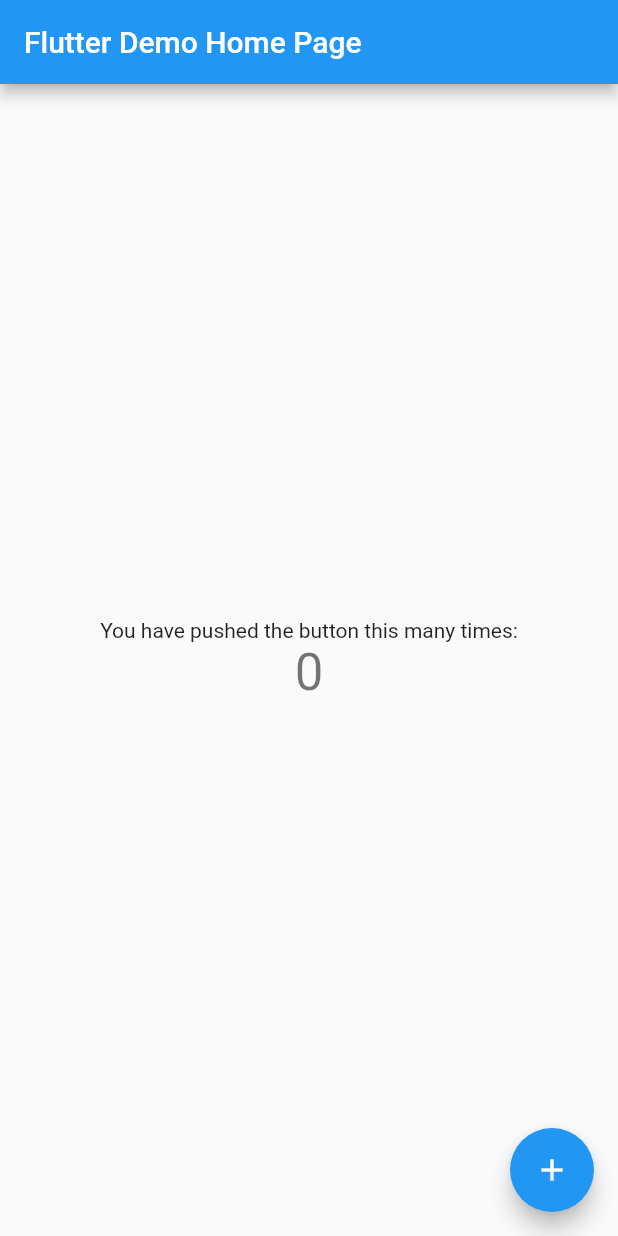
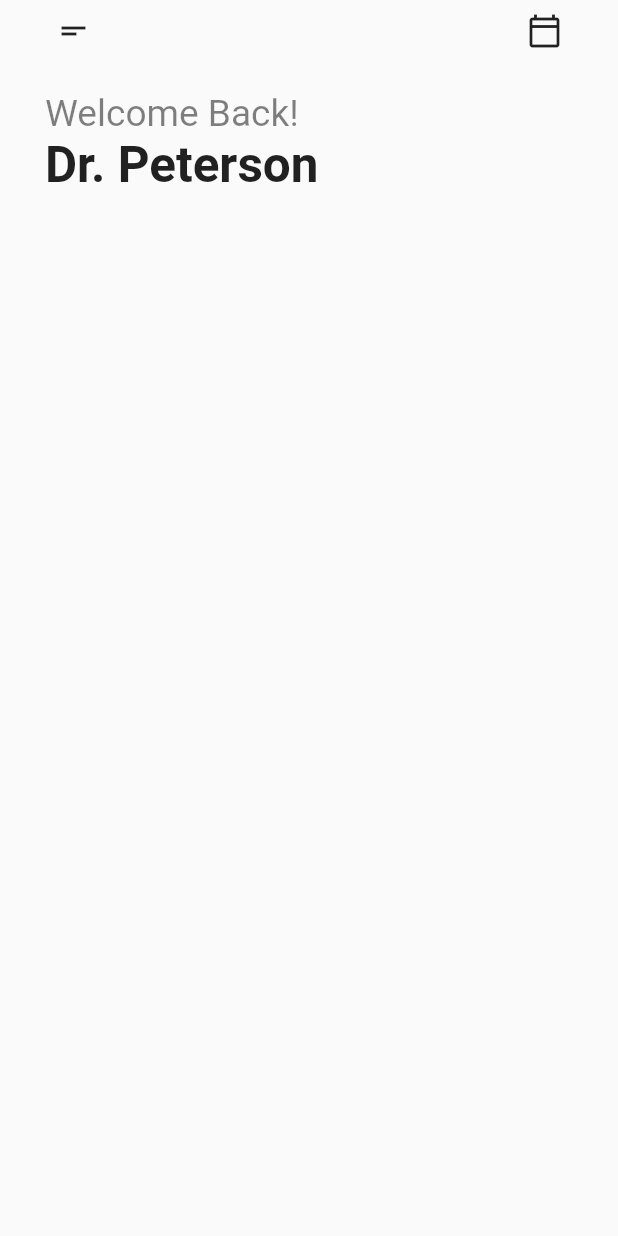
Before and after one commit to crpo10/ui-appointments, a Flutter app: the screen it shows after launch, on a phone screen of 412 x 824 dp. Run offline on Flutter 3.47's test engine with Material 2 defaults, Android fonts, the phone set to English and light mode, and no system bars.

Commit message:
Home 30%

```diff
--- a/analysis_options.yaml
+++ b/analysis_options.yaml
@@ -7,7 +7,7 @@
 
 # The following line activates a set of recommended lints for Flutter apps,
 # packages, and plugins designed to encourage good coding practices.
-include: package:flutter_lints/flutter.yaml
+# include: package:flutter_lints/flutter.yaml
 
 linter:
   # The lint rules applied to this project can be customized in the
--- a/lib/main.dart
+++ b/lib/main.dart
@@ -1,115 +1,22 @@
+import 'package:appoimentapp/src/pages/home_page.dart';
+import 'package:appoimentapp/src/utils/colors.dart';
 import 'package:flutter/material.dart';
 
-void main() {
-  runApp(const MyApp());
-}
+void main() => runApp(MyApp());
 
+@immutable
 class MyApp extends StatelessWidget {
-  const MyApp({Key? key}) : super(key: key);
-
-  // This widget is the root of your application.
+  MyApp({Key? key}) : super(key: key);
   @override
   Widget build(BuildContext context) {
+    final ThemeData themeData = ThemeData();
     return MaterialApp(
-      title: 'Flutter Demo',
-      theme: ThemeData(
-        // This is the theme of your application.
-        //
-        // Try running your application with "flutter run". You'll see the
-        // application has a blue toolbar. Then, without quitting the app, try
-        // changing the primarySwatch below to Colors.green and then invoke
-        // "hot reload" (press "r" in the console where you ran "flutter run",
-        // or simply save your changes to "hot reload" in a Flutter IDE).
-        // Notice that the counter didn't reset back to zero; the application
-        // is not restarted.
-        primarySwatch: Colors.blue,
+      debugShowCheckedModeBanner: false,
+      title: 'Material App',
+      home: HomePage(),
+      theme: themeData.copyWith(
+        scaffoldBackgroundColor: CustomColors.white,
       ),
-      home: const MyHomePage(title: 'Flutter Demo Home Page'),
     );
   }
 }
-
-class MyHomePage extends StatefulWidget {
-  const MyHomePage({Key? key, required this.title}) : super(key: key);
-
-  // This widget is the home page of your application. It is stateful, meaning
-  // that it has a State object (defined below) that contains fields that affect
-  // how it looks.
-
-  // This class is the configuration for the state. It holds the values (in this
-  // case the title) provided by the parent (in this case the App widget) and
-  // used by the build method of the State. Fields in a Widget subclass are
-  // always marked "final".
-
-  final String title;
-
-  @override
-  State<MyHomePage> createState() => _MyHomePageState();
-}
-
-class _MyHomePageState extends State<MyHomePage> {
-  int _counter = 0;
-
-  void _incrementCounter() {
-    setState(() {
-      // This call to setState tells the Flutter framework that something has
-      // changed in this State, which causes it to rerun the build method below
-      // so that the display can reflect the updated values. If we changed
-      // _counter without calling setState(), then the build method would not be
-      // called again, and so nothing would appear to happen.
-      _counter++;
-    });
-  }
-
-  @override
-  Widget build(BuildContext context) {
-    // This method is rerun every time setState is called, for instance as done
-    // by the _incrementCounter method above.
-    //
-    // The Flutter framework has been optimized to make rerunning build methods
-    // fast, so that you can just rebuild anything that needs updating rather
-    // than having to individually change instances of widgets.
-    return Scaffold(
-      appBar: AppBar(
-        // Here we take the value from the MyHomePage object that was created by
-        // the App.build method, and use it to set our appbar title.
-        title: Text(widget.title),
-      ),
-      body: Center(
-        // Center is a layout widget. It takes a single child and positions it
-        // in the middle of the parent.
-        child: Column(
-          // Column is also a layout widget. It takes a list of children and
-          // arranges them vertically. By default, it sizes itself to fit its
-          // children horizontally, and tries to be as tall as its parent.
-          //
-          // Invoke "debug painting" (press "p" in the console, choose the
-          // "Toggle Debug Paint" action from the Flutter Inspector in Android
-          // Studio, or the "Toggle Debug Paint" command in Visual Studio Code)
-          // to see the wireframe for each widget.
-          //
-          // Column has various properties to control how it sizes itself and
-          // how it positions its children. Here we use mainAxisAlignment to
-          // center the children vertically; the main axis here is the vertical
-          // axis because Columns are vertical (the cross axis would be
-          // horizontal).
-          mainAxisAlignment: MainAxisAlignment.center,
-          children: <Widget>[
-            const Text(
-              'You have pushed the button this many times:',
-            ),
-            Text(
-              '$_counter',
-              style: Theme.of(context).textTheme.headline4,
-            ),
-          ],
-        ),
-      ),
-      floatingActionButton: FloatingActionButton(
-        onPressed: _incrementCounter,
-        tooltip: 'Increment',
-        child: const Icon(Icons.add),
-      ), // This trailing comma makes auto-formatting nicer for build methods.
-    );
-  }
-}
--- /dev/null
+++ b/lib/src/pages/home_page.dart
@@ -0,0 +1,68 @@
+import 'package:appoimentapp/src/utils/colors.dart';
+import 'package:appoimentapp/src/widgets/custom_appbar.dart';
+import 'package:flutter/material.dart';
+import 'package:flutter/widgets.dart';
+
+class HomePage extends StatelessWidget {
+  const HomePage({Key? key}) : super(key: key);
+
+  @override
+  Widget build(BuildContext context) {
+    final height = MediaQuery.of(context).size.height;
+
+    return Scaffold(
+      appBar: PreferredSize(
+        preferredSize: Size.fromHeight(0),
+        child: AppBar(
+          elevation: 0,
+          backgroundColor: CustomColors.white,
+        ),
+      ),
+      body: Column(
+        crossAxisAlignment: CrossAxisAlignment.stretch,
+        children: [
+          Padding(
+            padding: const EdgeInsets.symmetric(
+              horizontal: 25,
+            ),
+            child: CustomAppBar(
+              leadingIcon: Icon(
+                Icons.short_text,
+              ),
+              leadingFunction: () {},
+              trailingIcon: Icon(
+                Icons.calendar_today_outlined,
+              ),
+              trailingFunction: () {},
+            ),
+          ),
+          Padding(
+            padding: const EdgeInsets.only(
+              top: 20,
+              left: 30,
+            ),
+            child: Text(
+              'Welcome Back!',
+              style: TextStyle(
+                fontSize: height * 0.03,
+                color: Colors.black.withOpacity(0.5),
+              ),
+            ),
+          ),
+          Padding(
+            padding: const EdgeInsets.only(
+              left: 30,
+            ),
+            child: Text(
+              'Dr. Peterson',
+              style: TextStyle(
+                fontSize: height * 0.04,
+                fontWeight: FontWeight.bold,
+              ),
+            ),
+          ),
+        ],
+      ),
+    );
+  }
+}
--- /dev/null
+++ b/lib/src/utils/colors.dart
@@ -0,0 +1,7 @@
+import 'package:flutter/material.dart';
+
+class CustomColors {
+  static const blue = Color.fromRGBO(63, 116, 246, 1);
+  static const lightblue = Color.fromRGBO(107, 201, 249, 1);
+  static const white = Color.fromRGBO(250, 250, 250, 1);
+}
--- /dev/null
+++ b/lib/src/widgets/custom_appbar.dart
@@ -0,0 +1,40 @@
+import 'package:flutter/material.dart';
+
+class CustomAppBar extends StatelessWidget {
+  const CustomAppBar({
+    Key? key,
+    required this.leadingIcon,
+    required this.trailingIcon,
+    required this.leadingFunction,
+    required this.trailingFunction,
+  }) : super(key: key);
+
+  final VoidCallback leadingFunction, trailingFunction;
+  final Icon leadingIcon, trailingIcon;
+
+  @override
+  Widget build(BuildContext context) {
+    final height = MediaQuery.of(context).size.height;
+    return SafeArea(
+      top: true,
+      bottom: false,
+      child: Container(
+        width: double.infinity,
+        height: height * 0.05,
+        child: Row(
+          children: [
+            IconButton(
+              icon: leadingIcon,
+              onPressed: leadingFunction,
+            ),
+            Spacer(),
+            IconButton(
+              icon: trailingIcon,
+              onPressed: trailingFunction,
+            )
+          ],
+        ),
+      ),
+    );
+  }
+}
--- a/pubspec.yaml
+++ b/pubspec.yaml
@@ -44,7 +44,7 @@
   # activated in the `analysis_options.yaml` file located at the root of your
   # package. See that file for information about deactivating specific lint
   # rules and activating additional ones.
-  flutter_lints: ^1.0.0
+  # flutter_lints: ^1.0.0
 
 # For information on the generic Dart part of this file, see the
 # following page: https://dart.dev/tools/pub/pubspec
```
Also changed, not shown: pubspec.lock.
